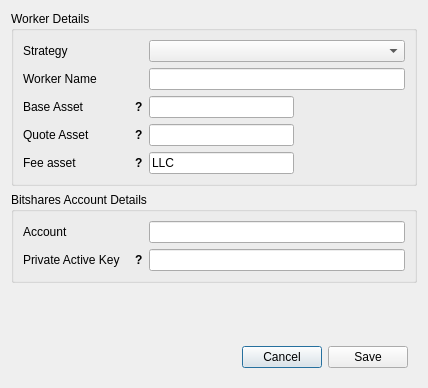
First picture: the form in dexbot/views/ui/create_worker_window.ui, repository LocalCoinIS/DEXBot, before the edit.
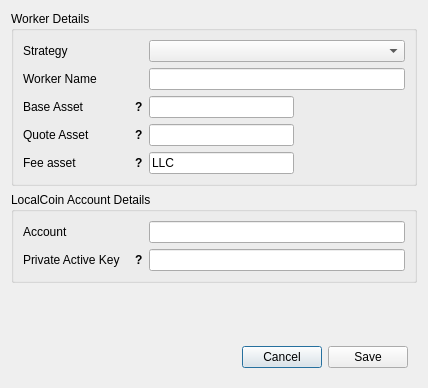
Second picture: the form after the edit.

Commit message: add LocalCoin name

```diff
--- a/dexbot/views/ui/create_worker_window.ui
+++ b/dexbot/views/ui/create_worker_window.ui
@@ -93,7 +93,7 @@
    <item row="1" column="0">
     <widget class="QGroupBox" name="groupBox_2">
      <property name="title">
-      <string>Bitshares Account Details</string>
+      <string>LocalCoin Account Details</string>
      </property>
      <layout class="QFormLayout" name="formLayout_2">
       <property name="rowWrapPolicy">
```
The commit also changes 4 other files.
